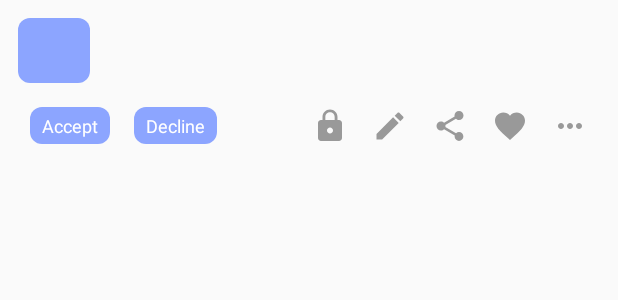
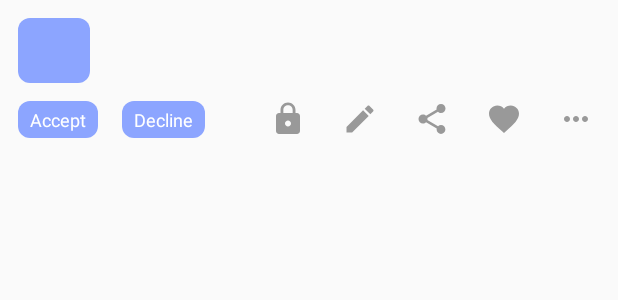
Before and after one commit to pandeeswaran/romanNumber, an Android app: the layout event_item_layout.xml on its own in the app's theme, with its tools: preview values and no code run, on a phone screen of 412 x 824 dp. Shown: the top 300 px of the screen. Run offline under Robolectric (Android 15) with nearby library versions, the phone set to English and light mode, and no system bars.

Commit message:
Initial Commit

```diff
--- a/app/src/main/java/com/lbh/talktiva/activity/HomeActivity.java
+++ b/app/src/main/java/com/lbh/talktiva/activity/HomeActivity.java
@@ -72,10 +72,12 @@ public class HomeActivity extends AppCompatActivity {
                     View smallItemText = item.findViewById(android.support.design.R.id.smallLabel);
                     if (smallItemText instanceof TextView) {
                         ((TextView) smallItemText).setTypeface(utility.getFont());
+                        ((TextView) smallItemText).setTextSize(10);
                     }
                     View largeItemText = item.findViewById(android.support.design.R.id.largeLabel);
                     if (largeItemText instanceof TextView) {
                         ((TextView) largeItemText).setTypeface(utility.getFont());
+                        ((TextView) largeItemText).setTextSize(10);
                     }
                 }
             }
--- a/app/src/main/java/com/lbh/talktiva/helper/Utility.java
+++ b/app/src/main/java/com/lbh/talktiva/helper/Utility.java
@@ -16,7 +16,9 @@ import android.provider.Settings;
 import android.support.design.widget.Snackbar;
 import android.support.v7.app.AlertDialog;
 import android.support.v7.widget.Toolbar;
+import android.view.Gravity;
 import android.view.View;
+import android.view.ViewGroup;
 import android.widget.TextView;
 import android.widget.Toast;
 
@@ -49,6 +51,10 @@ public class Utility {
             View v = toolbar.getChildAt(i);
             if (v instanceof TextView && ((TextView) v).getText() == context.getTitle()) {
                 ((TextView) v).setTypeface(getFont());
+                ((TextView) v).setGravity(Gravity.CENTER);
+                Toolbar.LayoutParams layoutParams = (Toolbar.LayoutParams) v.getLayoutParams();
+                layoutParams.width = ViewGroup.LayoutParams.MATCH_PARENT;
+                toolbar.requestLayout();
             }
         }
     }
--- a/app/src/main/java/com/lbh/talktiva/model/Event.java
+++ b/app/src/main/java/com/lbh/talktiva/model/Event.java
@@ -16,7 +16,7 @@ public class Event {
     private User createdBy;
 
     @SerializedName("eventDate")
-    private Long eventDate;
+    private Date eventDate;
 
     @SerializedName("status")
     private String status;
@@ -44,7 +44,7 @@ public class Event {
         return createdBy;
     }
 
-    public Long getEventDate() {
+    public Date getEventDate() {
         return eventDate;
     }
 
@@ -80,7 +80,7 @@ public class Event {
         this.createdBy = createdBy;
     }
 
-    public void setEventDate(Long eventDate) {
+    public void setEventDate(Date eventDate) {
         this.eventDate = eventDate;
     }
 
--- a/app/src/main/java/com/lbh/talktiva/rest/ApiInterface.java
+++ b/app/src/main/java/com/lbh/talktiva/rest/ApiInterface.java
@@ -25,7 +25,7 @@ public interface ApiInterface {
     @GET("api/v1/events/{id}")
     Call<Event> getEventById(@Path("id") int id);
 
-    @Headers("Content-Type: application/json;charset=UTF-8")
+    @Headers("Content-Type:application/json;charset=UTF-8")
     @POST("api/v1/events")
     Call<ResultEvents> createEvent(@Body CreateEvent event);
 
--- a/app/src/main/res/drawable/event_item_date_bg.xml
+++ b/app/src/main/res/drawable/event_item_date_bg.xml
@@ -1,9 +1,6 @@
 <?xml version="1.0" encoding="utf-8"?>
 <shape xmlns:android="http://schemas.android.com/apk/res/android"
     android:shape="rectangle">
-
     <solid android:color="@color/colorPrimary" />
-
     <corners android:radius="8dp" />
-
 </shape>
--- a/app/src/main/res/layout/activity_event.xml
+++ b/app/src/main/res/layout/activity_event.xml
@@ -21,7 +21,9 @@
             android:layout_width="match_parent"
             android:layout_height="?attr/actionBarSize"
             android:background="?attr/colorPrimary"
-            app:popupTheme="@style/AppTheme.PopupOverlay" />
+            app:popupTheme="@style/AppTheme.PopupOverlay">
+
+        </android.support.v7.widget.Toolbar>
 
     </android.support.design.widget.AppBarLayout>
 
@@ -86,7 +88,7 @@
             android:contentDescription="@string/yf_rv_private"
             app:layout_constraintEnd_toStartOf="@id/ea_iv_chat"
             app:layout_constraintTop_toTopOf="parent"
-            app:srcCompat="@drawable/ic_private" />
+            app:srcCompat="@drawable/ic_private2" />
 
         <TextView
             android:id="@+id/ea_tv_full_date"
--- a/app/src/main/res/layout/activity_home.xml
+++ b/app/src/main/res/layout/activity_home.xml
@@ -20,6 +20,7 @@
         android:layout_marginStart="0dp"
         android:layout_marginEnd="0dp"
         android:background="?android:attr/windowBackground"
+        app:labelVisibilityMode="labeled"
         app:layout_constraintBottom_toBottomOf="parent"
         app:layout_constraintLeft_toLeftOf="parent"
         app:layout_constraintRight_toRightOf="parent"
--- a/app/src/main/res/layout/event_item_layout.xml
+++ b/app/src/main/res/layout/event_item_layout.xml
@@ -35,7 +35,6 @@
         android:layout_width="0dp"
         android:layout_height="wrap_content"
         android:layout_marginStart="8dp"
-        android:layout_marginTop="8dp"
         android:layout_marginEnd="8dp"
         android:textColor="@color/colorPrimary"
         android:textSize="12sp"
@@ -62,7 +61,8 @@
         android:layout_height="wrap_content"
         android:layout_marginStart="8dp"
         android:layout_marginEnd="8dp"
-        android:maxLines="2"
+        android:ellipsize="end"
+        android:maxLines="1"
         android:textSize="12sp"
         app:layout_constraintBottom_toBottomOf="@id/yf_rv_tv_date"
         app:layout_constraintEnd_toEndOf="parent"
@@ -73,26 +73,28 @@
         android:id="@+id/yf_rv_iv_private"
         android:layout_width="wrap_content"
         android:layout_height="wrap_content"
-        android:layout_marginTop="16dp"
+        android:layout_marginTop="8dp"
         android:layout_marginEnd="16dp"
-        android:layout_marginBottom="16dp"
+        android:layout_marginBottom="8dp"
         android:background="@android:color/transparent"
         android:contentDescription="@string/yf_rv_private"
+        android:padding="4dp"
         app:layout_constraintBottom_toBottomOf="parent"
         app:layout_constraintEnd_toStartOf="@id/yf_rv_iv_edit"
         app:layout_constraintTop_toBottomOf="@id/yf_rv_tv_date"
-        app:srcCompat="@drawable/ic_private" />
+        app:srcCompat="@drawable/ic_private1" />
 
     <ImageView
         android:id="@+id/yf_rv_iv_edit"
         android:layout_width="wrap_content"
         android:layout_height="wrap_content"
-        android:layout_marginTop="16dp"
+        android:layout_marginTop="8dp"
         android:layout_marginEnd="16dp"
-        android:layout_marginBottom="16dp"
+        android:layout_marginBottom="8dp"
         android:background="@android:color/transparent"
         android:contentDescription="@string/yf_rv_edit"
         android:foreground="?android:selectableItemBackground"
+        android:padding="4dp"
         app:layout_constraintBottom_toBottomOf="parent"
         app:layout_constraintEnd_toStartOf="@id/yf_rv_iv_share"
         app:layout_constraintTop_toBottomOf="@id/yf_rv_tv_date"
@@ -103,12 +105,13 @@
         android:id="@+id/yf_rv_iv_share"
         android:layout_width="wrap_content"
         android:layout_height="wrap_content"
-        android:layout_marginTop="16dp"
+        android:layout_marginTop="8dp"
         android:layout_marginEnd="16dp"
-        android:layout_marginBottom="16dp"
+        android:layout_marginBottom="8dp"
         android:background="@android:color/transparent"
         android:contentDescription="@string/yf_rv_share"
         android:foreground="?android:selectableItemBackground"
+        android:padding="4dp"
         app:layout_constraintBottom_toBottomOf="parent"
         app:layout_constraintEnd_toStartOf="@id/yf_rv_iv_coming"
         app:layout_constraintTop_toBottomOf="@id/yf_rv_tv_date"
@@ -119,11 +122,12 @@
         android:id="@+id/yf_rv_iv_coming"
         android:layout_width="wrap_content"
         android:layout_height="wrap_content"
-        android:layout_marginTop="16dp"
+        android:layout_marginTop="8dp"
         android:layout_marginEnd="4dp"
-        android:layout_marginBottom="16dp"
+        android:layout_marginBottom="8dp"
         android:background="@android:color/transparent"
         android:contentDescription="@string/yf_rv_like"
+        android:padding="4dp"
         app:layout_constraintBottom_toBottomOf="parent"
         app:layout_constraintEnd_toStartOf="@id/yf_rv_iv_coming_count"
         app:layout_constraintTop_toBottomOf="@id/yf_rv_tv_date"
@@ -134,7 +138,7 @@
         android:layout_width="wrap_content"
         android:layout_height="wrap_content"
         android:layout_marginEnd="12dp"
-        android:gravity="center"
+        android:gravity="center_vertical"
         android:textColor="@color/grey"
         android:textSize="16sp"
         app:layout_constraintBottom_toBottomOf="@id/yf_rv_iv_coming"
@@ -145,12 +149,13 @@
         android:id="@+id/yf_rv_iv_more"
         android:layout_width="wrap_content"
         android:layout_height="wrap_content"
-        android:layout_marginTop="16dp"
-        android:layout_marginEnd="16dp"
-        android:layout_marginBottom="16dp"
+        android:layout_marginTop="8dp"
+        android:layout_marginEnd="8dp"
+        android:layout_marginBottom="8dp"
         android:background="@android:color/transparent"
         android:contentDescription="@string/yf_rv_more"
         android:foreground="?android:selectableItemBackground"
+        android:padding="4dp"
         app:layout_constraintBottom_toBottomOf="parent"
         app:layout_constraintEnd_toEndOf="parent"
         app:layout_constraintTop_toBottomOf="@id/yf_rv_tv_date"
@@ -161,9 +166,9 @@
         android:id="@+id/yf_rv_tv_accept"
         android:layout_width="wrap_content"
         android:layout_height="wrap_content"
-        android:layout_marginStart="16dp"
-        android:layout_marginTop="16dp"
-        android:layout_marginBottom="16dp"
+        android:layout_marginStart="8dp"
+        android:layout_marginTop="8dp"
+        android:layout_marginBottom="8dp"
         android:background="@drawable/event_item_date_bg"
         android:foreground="?android:selectableItemBackground"
         android:paddingStart="8dp"
@@ -183,8 +188,8 @@
         android:layout_width="wrap_content"
         android:layout_height="wrap_content"
         android:layout_marginStart="16dp"
-        android:layout_marginTop="16dp"
-        android:layout_marginBottom="16dp"
+        android:layout_marginTop="8dp"
+        android:layout_marginBottom="8dp"
         android:background="@drawable/event_item_date_bg"
         android:foreground="?android:selectableItemBackground"
         android:paddingStart="8dp"
```
Also changed, not shown: app/src/main/java/com/lbh/talktiva/adapter/AdapterEvent.java (+2 -6 lines), app/src/main/res/drawable/ic_private2.xml (added, +10 -0 lines), app/src/main/res/drawable/ic_private1.xml (renamed from app/src/main/res/drawable/ic_private.xml), 2 other files.
